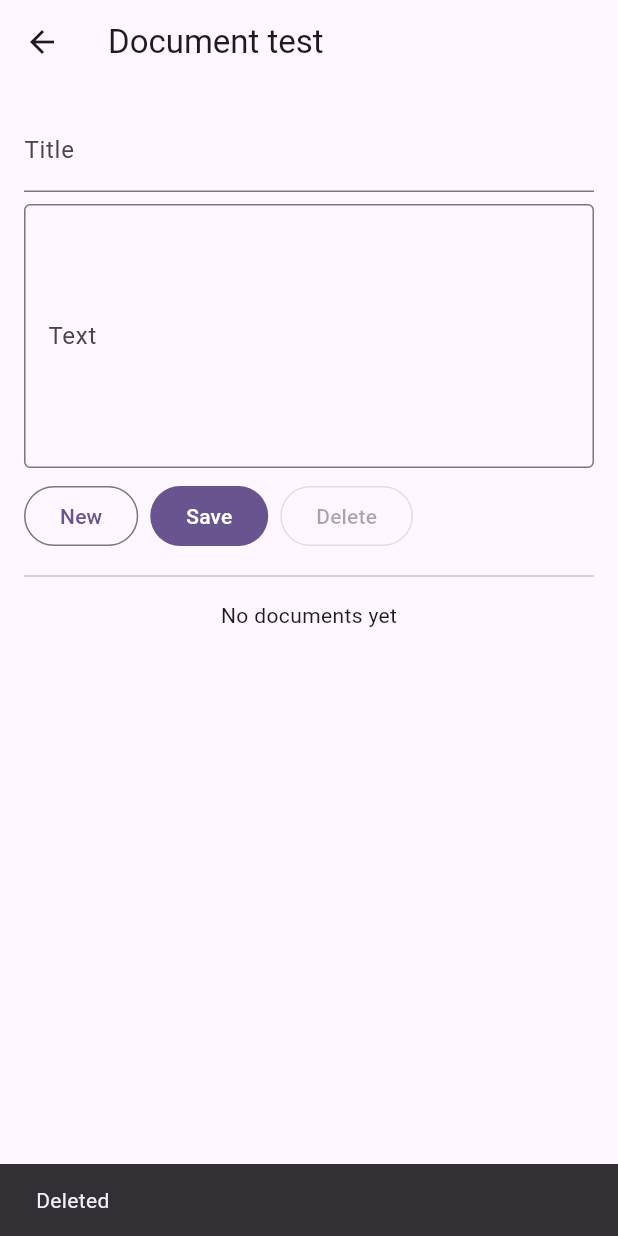
After one commit to Acolyte9/CloudyOutlookGroup2, a Flutter app: the DocumentTestPage screen opened directly, after a tap on "Save", after a tap on "Delete", on a phone screen of 412 x 824 dp. The commit adds this screen. Run offline on Flutter 3.47's test engine with Material 3 defaults, Android fonts, the phone set to English and light mode, and no system bars; our stand-ins replace cloud_firestore, firebase_core; accounts and stored records are empty.

Commit message:
Add Firebase into project & Firestore document storage backend
- Add DocumentStorage with watch, create, update, and delete for the "documents" collection
- Add TextDocument model
- Add DocumentTestPage as a temporary example of calling DocumentStorage
- Add backend usage notes to the README
- Add Firebase config and cloud_firestore dependency
- Remove guest book codelab test code

```diff
--- /dev/null
+++ b/cloudy_outlook_group2/lib/docstoragetestjaxon.dart
@@ -0,0 +1,66 @@
+import 'package:cloud_firestore/cloud_firestore.dart';
+
+class TextDocument {
+  TextDocument({
+    required this.id,
+    required this.title,
+    required this.content,
+    required this.updatedAt,
+  });
+
+  final String id;
+  final String title;
+  final String content;
+  final int updatedAt;
+
+  factory TextDocument.fromSnapshot(
+      DocumentSnapshot<Map<String, dynamic>> doc) {
+    final data = doc.data() ?? {};
+    return TextDocument(
+      id: doc.id,
+      title: data['title'] as String? ?? 'Untitled',
+      content: data['content'] as String? ?? '',
+      updatedAt: data['updatedAt'] as int? ?? 0,
+    );
+  }
+}
+
+class DocumentStorage {
+  final _docs = FirebaseFirestore.instance.collection('documents');
+
+  /// Live list of all documents, newest edit first (for the document list screen).
+  Stream<List<TextDocument>> watchDocuments() {
+    return _docs
+        .orderBy('updatedAt', descending: true)
+        .snapshots()
+        .map((snap) => snap.docs.map(TextDocument.fromSnapshot).toList());
+  }
+
+  /// Live version of one document (for the editor screen).
+  Stream<TextDocument> watchDocument(String id) {
+    return _docs.doc(id).snapshots().map(TextDocument.fromSnapshot);
+  }
+
+  /// Create a new document and return its id.
+  Future<String> createDocument(String title, String content) async {
+    final ref = await _docs.add({
+      'title': title,
+      'content': content,
+      'createdAt': DateTime.now().millisecondsSinceEpoch,
+      'updatedAt': DateTime.now().millisecondsSinceEpoch,
+    });
+    return ref.id;
+  }
+
+  /// Save edits back to the cloud.
+  Future<void> updateDocument(String id, {String? title, String? content}) {
+    return _docs.doc(id).update({
+      if (title != null) 'title': title,
+      if (content != null) 'content': content,
+      'updatedAt': DateTime.now().millisecondsSinceEpoch,
+    });
+  }
+
+  /// Delete a document.
+  Future<void> deleteDocument(String id) => _docs.doc(id).delete();
+}
--- /dev/null
+++ b/cloudy_outlook_group2/lib/doctestingtestjaxon.dart
@@ -0,0 +1,147 @@
+import 'package:flutter/material.dart';
+import 'docstoragetestjaxon.dart';
+
+class DocumentTestPage extends StatefulWidget {
+  const DocumentTestPage({super.key});
+
+  @override
+  State<DocumentTestPage> createState() => _DocumentTestPageState();
+}
+
+class _DocumentTestPageState extends State<DocumentTestPage> {
+  final _storage = DocumentStorage();
+  final _titleController = TextEditingController();
+  final _contentController = TextEditingController();
+  String? _selectedId; // null = a new, unsaved document
+
+  @override
+  void dispose() {
+    _titleController.dispose();
+    _contentController.dispose();
+    super.dispose();
+  }
+
+  void _select(TextDocument doc) {
+    setState(() {
+      _selectedId = doc.id;
+      _titleController.text = doc.title;
+      _contentController.text = doc.content;
+    });
+  }
+
+  void _clear() {
+    setState(() {
+      _selectedId = null;
+      _titleController.clear();
+      _contentController.clear();
+    });
+  }
+
+  void _showMessage(String text) {
+    if (!mounted) return;
+    ScaffoldMessenger.of(context).showSnackBar(SnackBar(content: Text(text)));
+  }
+
+  Future<void> _save() async {
+    final title = _titleController.text.trim().isEmpty
+        ? 'Untitled'
+        : _titleController.text.trim();
+    try {
+      if (_selectedId == null) {
+        final id = await _storage.createDocument(title, _contentController.text);
+        setState(() => _selectedId = id);
+      } else {
+        await _storage.updateDocument(
+          _selectedId!,
+          title: title,
+          content: _contentController.text,
+        );
+      }
+      _showMessage('Saved');
+    } catch (e) {
+      _showMessage('Save failed: $e');
+    }
+  }
+
+  Future<void> _delete() async {
+    final id = _selectedId;
+    if (id == null) return;
+    try {
+      await _storage.deleteDocument(id);
+      _clear();
+      _showMessage('Deleted');
+    } catch (e) {
+      _showMessage('Delete failed: $e');
+    }
+  }
+
+  @override
+  Widget build(BuildContext context) {
+    return Scaffold(
+      appBar: AppBar(title: const Text('Document test')),
+      body: Padding(
+        padding: const EdgeInsets.all(16),
+        child: Column(
+          children: [
+            TextField(
+              controller: _titleController,
+              decoration: const InputDecoration(labelText: 'Title'),
+            ),
+            const SizedBox(height: 8),
+            TextField(
+              controller: _contentController,
+              maxLines: 6,
+              decoration: const InputDecoration(
+                labelText: 'Text',
+                border: OutlineInputBorder(),
+              ),
+            ),
+            const SizedBox(height: 8),
+            Row(
+              children: [
+                OutlinedButton(onPressed: _clear, child: const Text('New')),
+                const SizedBox(width: 8),
+                FilledButton(onPressed: _save, child: const Text('Save')),
+                const SizedBox(width: 8),
+                OutlinedButton(
+                  onPressed: _selectedId == null ? null : _delete,
+                  child: const Text('Delete'),
+                ),
+              ],
+            ),
+            const Divider(height: 32),
+            Expanded(
+              child: StreamBuilder<List<TextDocument>>(
+                stream: _storage.watchDocuments(),
+                builder: (context, snapshot) {
+                  if (snapshot.hasError) {
+                    return Text('Error: ${snapshot.error}');
+                  }
+                  final docs = snapshot.data ?? [];
+                  if (docs.isEmpty) {
+                    return const Text('No documents yet');
+                  }
+                  return ListView(
+                    children: [
+                      for (final doc in docs)
+                        ListTile(
+                          title: Text(doc.title),
+                          subtitle: Text(
+                            doc.content,
+                            maxLines: 1,
+                            overflow: TextOverflow.ellipsis,
+                          ),
+                          selected: doc.id == _selectedId,
+                          onTap: () => _select(doc),
+                        ),
+                    ],
+                  );
+                },
+              ),
+            ),
+          ],
+        ),
+      ),
+    );
+  }
+}
--- a/cloudy_outlook_group2/lib/main.dart
+++ b/cloudy_outlook_group2/lib/main.dart
@@ -1,6 +1,13 @@
 import 'package:flutter/material.dart';
+import 'package:firebase_core/firebase_core.dart';
+import 'firebase_options.dart';
+import 'doctestingtestjaxon.dart';
 
-void main() {
+void main() async {
+  WidgetsFlutterBinding.ensureInitialized();
+  await Firebase.initializeApp(
+    options: DefaultFirebaseOptions.currentPlatform,
+  );
   runApp(const MyApp());
 }
 
@@ -31,6 +38,7 @@ class MyApp extends StatelessWidget {
         colorScheme: .fromSeed(seedColor: Colors.deepPurple),
       ),
       home: const MyHomePage(title: 'Flutter Demo Home Page'),
+      // home: const DocumentTestPage(), // this is for testing the document service and firestore, can be removed later
     );
   }
 }
--- a/cloudy_outlook_group2/pubspec.yaml
+++ b/cloudy_outlook_group2/pubspec.yaml
@@ -33,7 +33,9 @@ dependencies:
 
   # The following adds the Cupertino Icons font to your application.
   # Use with the CupertinoIcons class for iOS style icons.
-  cupertino_icons: ^1.0.8
+  cupertino_icons: ^2.0.0
+  firebase_core: ^4.15.0
+  cloud_firestore: ^6.10.0
 
 dev_dependencies:
   flutter_test:
```
Also changed, not shown: cloudy_outlook_group2/firebase.json (added), cloudy_outlook_group2/lib/firebase_options.dart (added), cloudy_outlook_group2/pubspec.lock, 6 other files.
